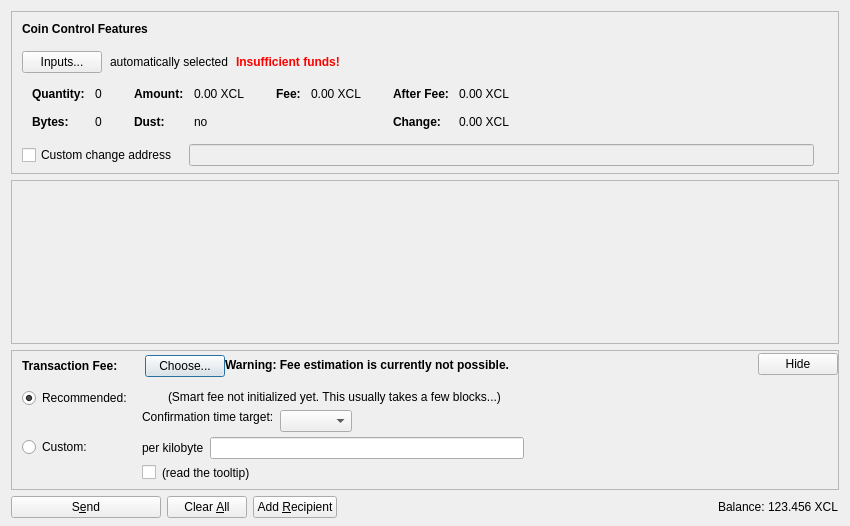
Old version of the form src/qt/forms/sendcoinsdialog.ui in the repository XcelRProject/XcelR.
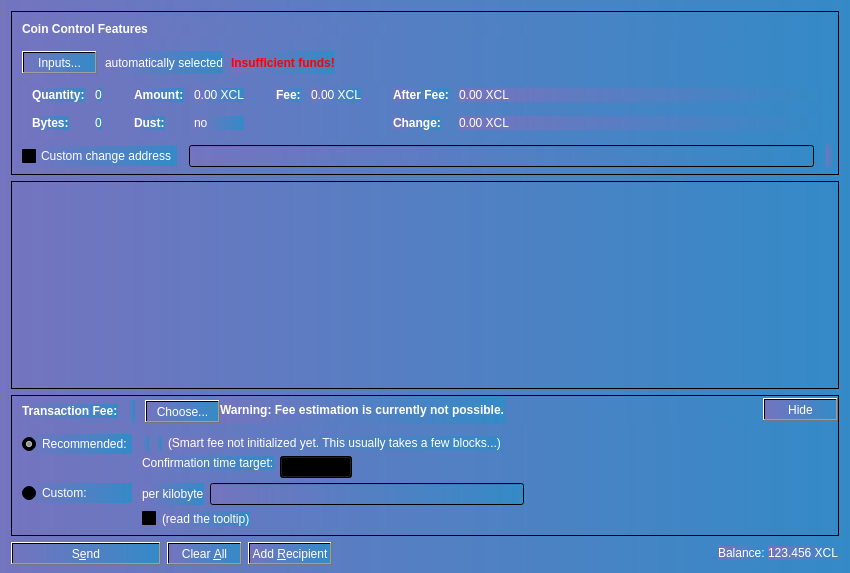
New version of the form. Icons and pictures are not drawn. Custom widgets are drawn as their Qt base class.

Diff of the .ui file:
```diff
--- a/src/qt/forms/sendcoinsdialog.ui
+++ b/src/qt/forms/sendcoinsdialog.ui
@@ -7,12 +7,15 @@
     <x>0</x>
     <y>0</y>
     <width>850</width>
-    <height>526</height>
+    <height>573</height>
    </rect>
   </property>
   <property name="windowTitle">
    <string>Send Coins</string>
   </property>
+  <property name="styleSheet">
+   <string notr="true">background-color: qlineargradient(spread:pad, x1:0, y1:0, x2:1, y2:0, stop:0 rgba(116, 116, 191, 255), stop:1 rgba(52, 138, 199, 255));</string>
+  </property>
   <layout class="QVBoxLayout" name="verticalLayout" stretch="0,1,0,0">
    <property name="bottomMargin">
     <number>8</number>
@@ -84,7 +87,7 @@
              </font>
             </property>
             <property name="styleSheet">
-             <string notr="true">font-weight:bold;</string>
+             <string notr="true">color: rgb(255, 255, 255);font-weight:bold;</string>
             </property>
             <property name="text">
              <string>Coin Control Features</string>
@@ -104,7 +107,7 @@
           <item>
            <widget class="QPushButton" name="pushButtonCoinControl">
             <property name="styleSheet">
-             <string notr="true"/>
+             <string notr="true">color: rgb(255, 255, 255);</string>
             </property>
             <property name="text">
              <string>Inputs...</string>
@@ -116,6 +119,9 @@
           </item>
           <item>
            <widget class="QLabel" name="labelCoinControlAutomaticallySelected">
+            <property name="styleSheet">
+             <string notr="true">color: rgb(255, 255, 255);</string>
+            </property>
             <property name="text">
              <string>automatically selected</string>
             </property>
@@ -224,6 +230,9 @@
                    <bold>true</bold>
                   </font>
                  </property>
+                 <property name="styleSheet">
+                  <string notr="true">color: rgb(255, 255, 255);</string>
+                 </property>
                  <property name="text">
                   <string>Quantity:</string>
                  </property>
@@ -240,6 +249,9 @@
                  <property name="contextMenuPolicy">
                   <enum>Qt::ActionsContextMenu</enum>
                  </property>
+                 <property name="styleSheet">
+                  <string notr="true">color: rgb(255, 255, 255);</string>
+                 </property>
                  <property name="text">
                   <string notr="true">0</string>
                  </property>
@@ -259,6 +271,9 @@
                    <bold>true</bold>
                   </font>
                  </property>
+                 <property name="styleSheet">
+                  <string notr="true">color: rgb(255, 255, 255);</string>
+                 </property>
                  <property name="text">
                   <string>Bytes:</string>
                  </property>
@@ -272,6 +287,9 @@
                  <property name="contextMenuPolicy">
                   <enum>Qt::ActionsContextMenu</enum>
                  </property>
+                 <property name="styleSheet">
+                  <string notr="true">color: rgb(255, 255, 255);</string>
+                 </property>
                  <property name="text">
                   <string notr="true">0</string>
                  </property>
@@ -307,6 +325,9 @@
                    <bold>true</bold>
                   </font>
                  </property>
+                 <property name="styleSheet">
+                  <string notr="true">color: rgb(255, 255, 255);</string>
+                 </property>
                  <property name="text">
                   <string>Amount:</string>
                  </property>
@@ -323,6 +344,9 @@
                  <property name="contextMenuPolicy">
                   <enum>Qt::ActionsContextMenu</enum>
                  </property>
+                 <property name="styleSheet">
+                  <string notr="true">color: rgb(255, 255, 255);</string>
+                 </property>
                  <property name="text">
                   <string notr="true">0.00 XCL</string>
                  </property>
@@ -339,6 +363,9 @@
                    <bold>true</bold>
                   </font>
                  </property>
+                 <property name="styleSheet">
+                  <string notr="true">color: rgb(255, 255, 255);</string>
+                 </property>
                  <property name="text">
                   <string>Dust:</string>
                  </property>
@@ -352,6 +379,9 @@
                  <property name="contextMenuPolicy">
                   <enum>Qt::ActionsContextMenu</enum>
                  </property>
+                 <property name="styleSheet">
+                  <string notr="true">color: rgb(255, 255, 255);</string>
+                 </property>
                  <property name="text">
                   <string notr="true">no</string>
                  </property>
@@ -387,6 +417,9 @@
                    <bold>true</bold>
                   </font>
                  </property>
+                 <property name="styleSheet">
+                  <string notr="true">color: rgb(255, 255, 255);</string>
+                 </property>
                  <property name="text">
                   <string>Fee:</string>
                  </property>
@@ -403,6 +436,9 @@
                  <property name="contextMenuPolicy">
                   <enum>Qt::ActionsContextMenu</enum>
                  </property>
+                 <property name="styleSheet">
+                  <string notr="true">color: rgb(255, 255, 255);</string>
+                 </property>
                  <property name="text">
                   <string notr="true">0.00 XCL</string>
                  </property>
@@ -438,6 +474,9 @@
                    <bold>true</bold>
                   </font>
                  </property>
+                 <property name="styleSheet">
+                  <string notr="true">color: rgb(255, 255, 255);</string>
+                 </property>
                  <property name="text">
                   <string>After Fee:</string>
                  </property>
@@ -454,6 +493,9 @@
                  <property name="contextMenuPolicy">
                   <enum>Qt::ActionsContextMenu</enum>
                  </property>
+                 <property name="styleSheet">
+                  <string notr="true">color: rgb(255, 255, 255);</string>
+                 </property>
                  <property name="text">
                   <string notr="true">0.00 XCL</string>
                  </property>
@@ -470,6 +512,9 @@
                    <bold>true</bold>
                   </font>
                  </property>
+                 <property name="styleSheet">
+                  <string notr="true">color: rgb(255, 255, 255);</string>
+                 </property>
                  <property name="text">
                   <string>Change:</string>
                  </property>
@@ -483,6 +528,9 @@
                  <property name="contextMenuPolicy">
                   <enum>Qt::ActionsContextMenu</enum>
                  </property>
+                 <property name="styleSheet">
+                  <string notr="true">color: rgb(255, 255, 255);</string>
+                 </property>
                  <property name="text">
                   <string notr="true">0.00 XCL</string>
                  </property>
@@ -517,6 +565,9 @@
             <property name="toolTip">
              <string>If this is activated, but the change address is empty or invalid, change will be sent to a newly generated address.</string>
             </property>
+            <property name="styleSheet">
+             <string notr="true">color: rgb(255, 255, 255);</string>
+            </property>
             <property name="text">
              <string>Custom change address</string>
             </property>
@@ -587,8 +638,8 @@
        <rect>
         <x>0</x>
         <y>0</y>
-        <width>830</width>
-        <height>104</height>
+        <width>834</width>
+        <height>90</height>
        </rect>
       </property>
       <layout class="QVBoxLayout" name="verticalLayout_2" stretch="0,1">
@@ -721,7 +772,7 @@
                  </font>
                 </property>
                 <property name="styleSheet">
-                 <string notr="true">font-weight:bold;</string>
+                 <string notr="true">color: rgb(255, 255, 255);font-weight:bold;</string>
                 </property>
                 <property name="text">
                  <string>Transaction Fee:</string>
@@ -737,6 +788,9 @@
               </item>
               <item>
                <widget class="QPushButton" name="buttonChooseFee">
+                <property name="styleSheet">
+                 <string notr="true">color: rgb(255, 255, 255);</string>
+                </property>
                 <property name="text">
                  <string>Choose...</string>
                 </property>
@@ -761,14 +815,17 @@
           </item>
           <item>
            <widget class="QLabel" name="fallbackFeeWarningLabel">
+            <property name="font">
+             <font>
+              <weight>75</weight>
+              <bold>true</bold>
+             </font>
+            </property>
             <property name="toolTip">
              <string>Using the fallbackfee can result in sending a transaction that will take several hours or days (or never) to confirm. Consider choosing your fee manually or wait until you have validated the complete chain.</string>
             </property>
-            <property name="font">
-            <font>
-                <weight>75</weight>
-                <bold>true</bold>
-            </font>
+            <property name="styleSheet">
+             <string notr="true">color: rgb(255, 255, 255);</string>
             </property>
             <property name="text">
              <string>Warning: Fee estimation is currently not possible.</string>
@@ -799,6 +856,9 @@
             <property name="toolTip">
              <string>collapse fee-settings</string>
             </property>
+            <property name="styleSheet">
+             <string notr="true">color: rgb(255, 255, 255);</string>
+            </property>
             <property name="text">
              <string>Hide</string>
             </property>
@@ -850,6 +910,9 @@
                    <property name="toolTip">
                     <string>If the custom fee is set to 1000 satoshis and the transaction is only 250 bytes, then &quot;per kilobyte&quot; only pays 250 satoshis in fee, while &quot;total at least&quot; pays 1000 satoshis. For transactions bigger than a kilobyte both pay by kilobyte.</string>
                    </property>
+                   <property name="styleSheet">
+                    <string notr="true">color: rgb(255, 255, 255);</string>
+                   </property>
                    <property name="text">
                     <string>per kilobyte</string>
                    </property>
@@ -893,6 +956,9 @@
                    <property name="toolTip">
                     <string>Paying only the minimum fee is just fine as long as there is less transaction volume than space in the blocks. But be aware that this can end up in a never confirming transaction once there is more demand for xcelr transactions than the network can process.</string>
                    </property>
+                   <property name="styleSheet">
+                    <string notr="true">color: rgb(255, 255, 255);</string>
+                   </property>
                    <property name="text">
                     <string>(read the tooltip)</string>
                    </property>
@@ -922,6 +988,9 @@
               <layout class="QVBoxLayout" name="verticalLayoutFee4" stretch="0,1">
                <item>
                 <widget class="QRadioButton" name="radioSmartFee">
+                 <property name="styleSheet">
+                  <string notr="true">color: rgb(255, 255, 255);</string>
+                 </property>
                  <property name="text">
                   <string>Recommended:</string>
                  </property>
@@ -952,6 +1021,9 @@
               <layout class="QVBoxLayout" name="verticalLayoutFee9" stretch="0,1">
                <item>
                 <widget class="QRadioButton" name="radioCustomFee">
+                 <property name="styleSheet">
+                  <string notr="true">color: rgb(255, 255, 255);</string>
+                 </property>
                  <property name="text">
                   <string>Custom:</string>
                  </property>
@@ -1004,6 +1076,9 @@
                  </item>
                  <item>
                   <widget class="QLabel" name="labelSmartFee2">
+                   <property name="styleSheet">
+                    <string notr="true">color: rgb(255, 255, 255);</string>
+                   </property>
                    <property name="text">
                     <string>(Smart fee not initialized yet. This usually takes a few blocks...)</string>
                    </property>
@@ -1033,6 +1108,9 @@
                   <layout class="QVBoxLayout" name="verticalLayoutFee6">
                    <item>
                     <widget class="QLabel" name="labelSmartFee3">
+                     <property name="styleSheet">
+                      <string notr="true">color: rgb(255, 255, 255);</string>
+                     </property>
                      <property name="text">
                       <string>Confirmation time target:</string>
                      </property>
@@ -1139,6 +1217,9 @@
        <property name="toolTip">
         <string>Confirm the send action</string>
        </property>
+       <property name="styleSheet">
+        <string notr="true">color: rgb(255, 255, 255);</string>
+       </property>
        <property name="text">
         <string>S&amp;end</string>
        </property>
@@ -1165,6 +1246,9 @@
        <property name="toolTip">
         <string>Clear all fields of the form.</string>
        </property>
+       <property name="styleSheet">
+        <string notr="true">color: rgb(255, 255, 255);</string>
+       </property>
        <property name="text">
         <string>Clear &amp;All</string>
        </property>
@@ -1182,6 +1266,9 @@
        <property name="toolTip">
         <string>Send to multiple recipients at once</string>
        </property>
+       <property name="styleSheet">
+        <string notr="true">color: rgb(255, 255, 255);</string>
+       </property>
        <property name="text">
         <string>Add &amp;Recipient</string>
        </property>
@@ -1220,6 +1307,9 @@
            <verstretch>0</verstretch>
           </sizepolicy>
          </property>
+         <property name="styleSheet">
+          <string notr="true">color: rgb(255, 255, 255);</string>
+         </property>
          <property name="text">
           <string>Balance:</string>
          </property>
@@ -1236,6 +1326,9 @@
          <property name="cursor">
           <cursorShape>IBeamCursor</cursorShape>
          </property>
+         <property name="styleSheet">
+          <string notr="true">color: rgb(255, 255, 255);</string>
+         </property>
          <property name="text">
           <string notr="true">123.456 XCL</string>
          </property>
```
